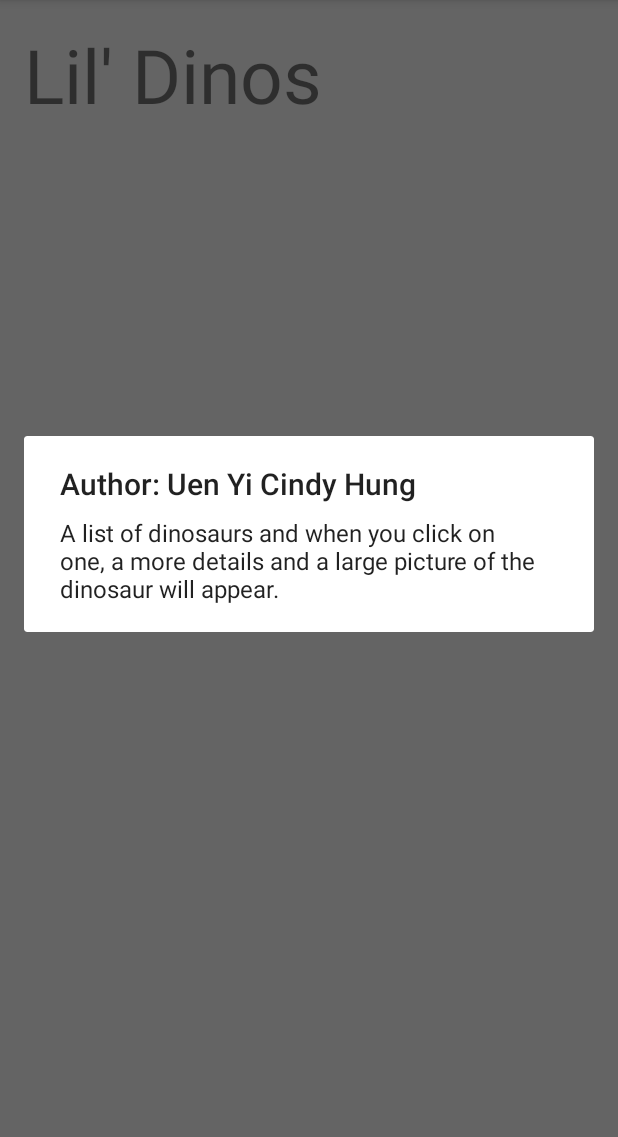
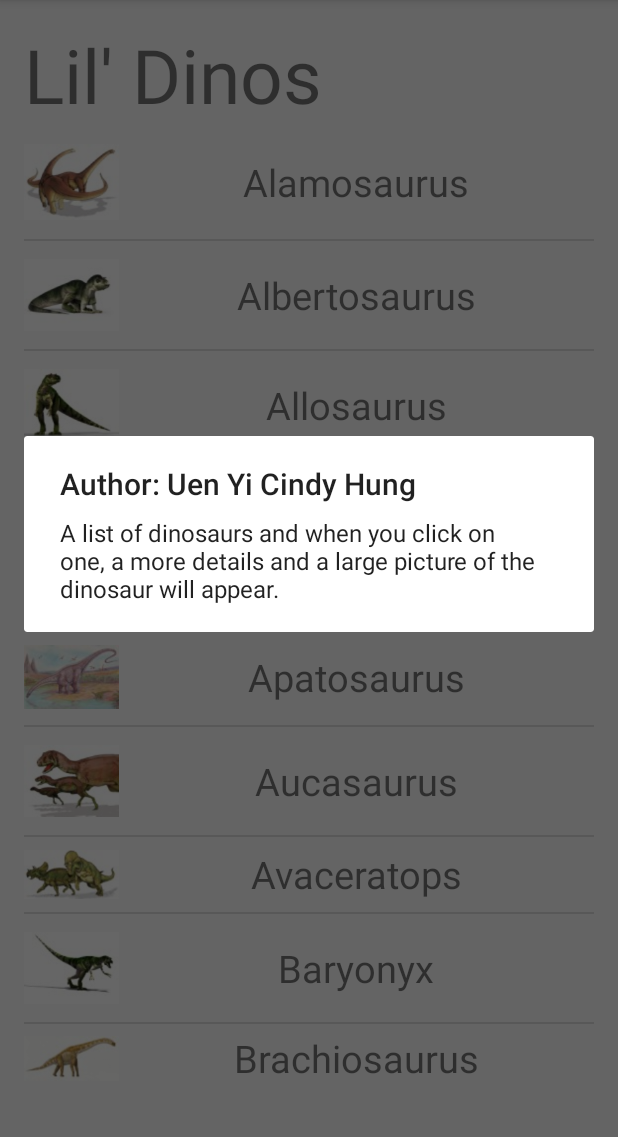
Before and after one commit to UenYi/Lab7---Dino-List, an Android app: the screen it shows after launch (MainActivity), in the options menu, after a tap on "About", on a phone screen of 412 x 824 dp, the part 84-1221 px from its top. Run offline under Robolectric (Android 15) with nearby library versions, the phone set to English and light mode, and no system bars.

Commit message:
dino killed my life

```diff
--- a/app/src/main/java/com/example/a1031002/lab7/DinoDAO.java
+++ b/app/src/main/java/com/example/a1031002/lab7/DinoDAO.java
@@ -18,37 +18,35 @@ public class DinoDAO extends SQLiteOpenHelper {
     public static final String COL_ID = "_id";
     public static final String COL_NAME = "Name";
     public static final String COL_INFO = "Info";
-    public static final String COL_IMG_ID = "Image id";
-    public static final String COL_ICON_ID = "Icon id";
+    public static final String COL_IMG_ID = "Image_id";
+    public static final String COL_ICON_ID = "Icon_id";
 
     private static final String DATABASE_NAME = "dino.db";
     private static final int DATABASE_VERSION = 1;
     private static DinoDAO dao = null;
 
-    private String[] dinoNames, dinoInfos;
-    private int[] dinoPics, dinoIcons;
     private Context context;
 
-    private SQLiteDatabase readDB;
-    private SQLiteDatabase writeDB;
 
     private static final String DB_CREATE = "create table " +
-            TABLE_DINO + "(" + COL_ID + " integer primary key autoincrement, "
-            + COL_NAME + " text, " + COL_INFO + " text, " + COL_IMG_ID + " integer, " + COL_ICON_ID + " integer);";
+            TABLE_DINO + " ( " +
+            COL_ID + " integer primary key autoincrement, " +
+            COL_NAME + " text, " +
+            COL_INFO + " text, " +
+            COL_IMG_ID + " integer, " +
+            COL_ICON_ID + " integer );";
 
-    public DinoDAO(Context context) {
+    private DinoDAO(Context context) {
         super(context, DATABASE_NAME, null, DATABASE_VERSION);
         this.context = context;
-        this.readDB = getReadableDatabase();
-        this.writeDB = getWritableDatabase();
     }
 
     public static DinoDAO getDao(Context context) {
         Log.i(TAG, "getDao");
-
+        dao = null;
         if (dao == null) {
+            Log.i(TAG, "getDao, dao == null");
             dao = new DinoDAO(context.getApplicationContext());
-            Log.i(TAG, "getDao, dao == null");
         }
 
         return dao;
@@ -57,12 +55,26 @@ public class DinoDAO extends SQLiteOpenHelper {
     @Override
     public void onCreate(SQLiteDatabase sqLiteDatabase) {
         Log.i(TAG, "DinoDAO - onCreate");
-        sqLiteDatabase.execSQL(DB_CREATE);
+       popDB(sqLiteDatabase);
+    }
 
-        dinoNames = this.context.getResources().getStringArray(R.array.dinoNames);
-        dinoInfos = this.context.getResources().getStringArray(R.array.dinoInfos);
+    @Override
+    public void onUpgrade(SQLiteDatabase sqLiteDatabase, int oldVersion, int newVersion) {
+        Log.w(TAG, DinoDAO.class.getName() + "Upgrading DB from version " +
+                oldVersion + " to " + newVersion + ", which will destroy all old data");
 
-        dinoPics = new int[]{
+        sqLiteDatabase.execSQL("DROP TABLE " + TABLE_DINO);
+        Log.i(TAG, "DinoDAO - onUpgrade");
+        popDB(sqLiteDatabase);
+    }
+
+    private void popDB(SQLiteDatabase db) {
+        Log.d(TAG, "onOpen called");
+        db.execSQL(DB_CREATE);
+        String[] dinoNames = this.context.getResources().getStringArray(R.array.dinoNames);
+        String[] dinoInfos = this.context.getResources().getStringArray(R.array.dinoInfos);
+
+        int[] dinoPics = new int[]{
                 R.drawable.alamosaurus,
                 R.drawable.albertosaurus,
                 R.drawable.allosaurus,
@@ -75,7 +87,7 @@ public class DinoDAO extends SQLiteOpenHelper {
                 R.drawable.brachiosaurusdrawing
         };
 
-        dinoIcons = new int[]{
+        int[] dinoIcons = new int[]{
                 R.drawable.alamosaurus_icon,
                 R.drawable.albertosaurus_icon,
                 R.drawable.allosaurus_icon,
@@ -89,22 +101,18 @@ public class DinoDAO extends SQLiteOpenHelper {
         };
 
         for (int i = 0; i < dinoNames.length; i++) {
-            insertNewDino(dinoNames[i], dinoInfos[i], dinoPics[i], dinoIcons[i]);
+            insertNewDino(dinoNames[i], dinoInfos[i], dinoPics[i], dinoIcons[i], db);
+            Log.d(TAG, "onOpen after insert");
         }
     }
 
     @Override
-    public void onUpgrade(SQLiteDatabase sqLiteDatabase, int oldVersion, int newVersion) {
-        Log.w(TAG, DinoDAO.class.getName() + "Upgrading DB from version " +
-                oldVersion + " to " + newVersion + ", which will destroy all old data");
-
-        sqLiteDatabase.execSQL("DROP TABLE IF EXISTS " + TABLE_DINO);
-        Log.i(TAG, "DinoDAO - onUpgrade");
-        onCreate(sqLiteDatabase);
+    public void onOpen(SQLiteDatabase db) {
+        super.onOpen(db);
     }
 
-    public long insertNewDino(String name, String info, int imgID, int iconID) {
-        Log.i(TAG, "insertNewDino");
+    public long insertNewDino(String name, String info, int imgID, int iconID, SQLiteDatabase db) {
+        Log.d(TAG, "insertNewDino - data: " + name + ", " + info + ", " + imgID + ", " + iconID);
 
         ContentValues cv = new ContentValues();
 
@@ -113,14 +121,12 @@ public class DinoDAO extends SQLiteOpenHelper {
         cv.put(COL_IMG_ID, imgID);
         cv.put(COL_ICON_ID, iconID);
 
-        long result = this.writeDB.insert(TABLE_DINO, null, cv);
-
-        return result;
+        Log.d(TAG, "insertNewDino - writableDB: " + db);
+        return db.insert(TABLE_DINO, null, cv);
     }
 
     public Cursor getDinos() {
-        return this.readDB.query(TABLE_DINO, null, null, null, null, null, null);
+        Log.d(TAG, "getDino Called");
+        return getReadableDatabase().query(TABLE_DINO, null, null, null, null, null, null);
     }
-
-
 }
--- a/app/src/main/java/com/example/a1031002/lab7/MainActivity.java
+++ b/app/src/main/java/com/example/a1031002/lab7/MainActivity.java
@@ -7,6 +7,7 @@ import android.os.Bundle;
 import android.support.v7.app.AlertDialog;
 import android.support.v7.app.AppCompatActivity;
 import android.support.v7.widget.MenuItemHoverListener;
+import android.util.Log;
 import android.view.Menu;
 import android.view.MenuItem;
 import android.view.View;
@@ -18,13 +19,15 @@ public class MainActivity extends AppCompatActivity {
     private String[] dinoNames, dinoInfos;
     private int[] dinoPics, dinoIcon;
     private DinoDAO dinoDAO;
+    private String TAG = "MainActivity";
 
     @Override
     protected void onCreate(Bundle savedInstanceState) {
+        dinoDAO = DinoDAO.getDao(this);
+
         super.onCreate(savedInstanceState);
         setContentView(R.layout.activity_main);
 
-        dinoDAO = DinoDAO.getDao(this);
         Cursor cursor = dinoDAO.getDinos();
         int ctr = 0;
 
@@ -46,7 +49,6 @@ public class MainActivity extends AppCompatActivity {
         }
 
         cursor.close();
-        dinoDAO.close();
 
         lv.setAdapter(new DinoAdapter(this, dinoNames, dinoPics, dinoInfos, dinoIcon));
     }
```
